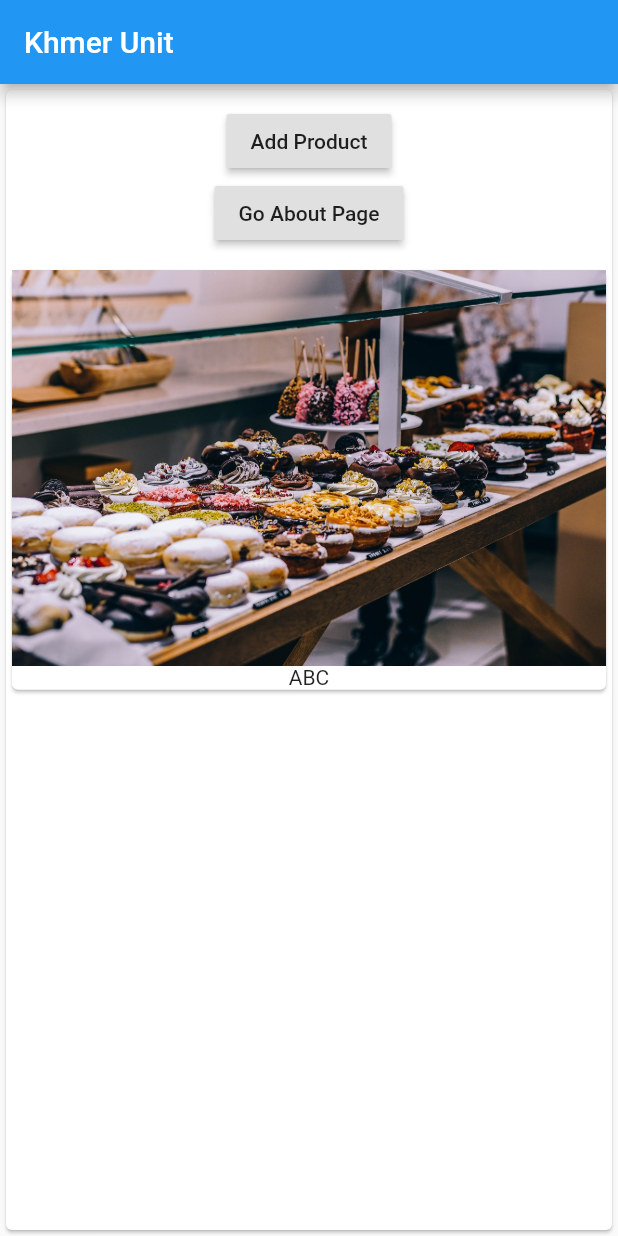
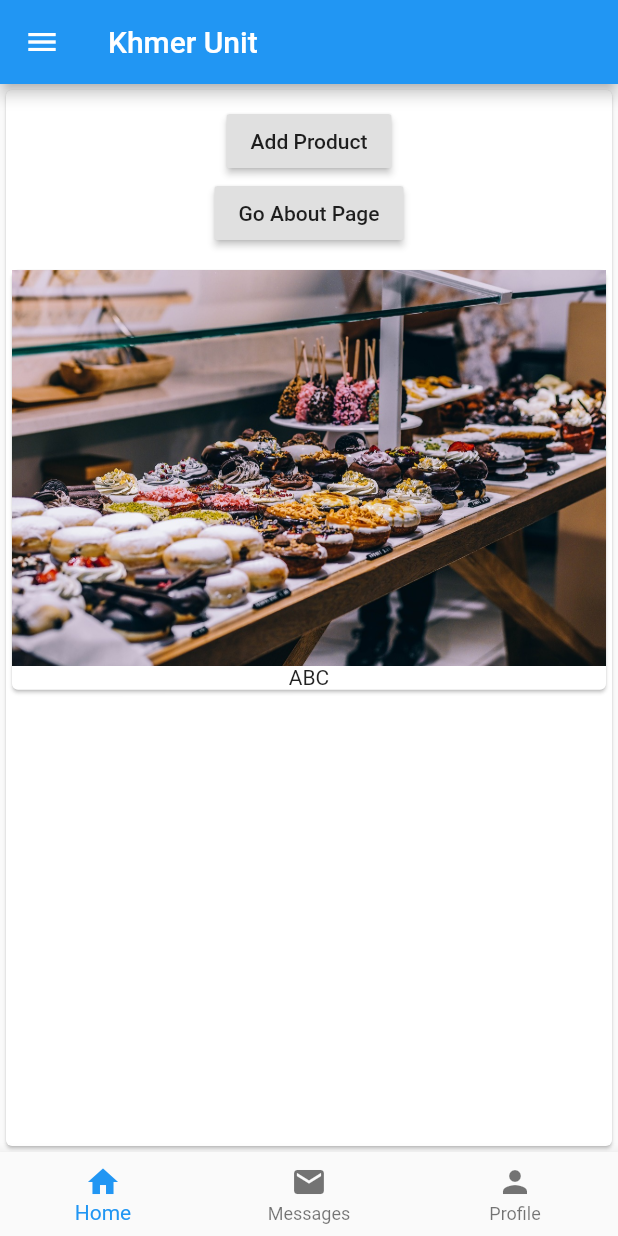
Before and after one commit to khflutter/converter, a Flutter app: the screen it shows after launch, on a phone screen of 412 x 824 dp. Run offline on Flutter 3.47's test engine with Material 2 defaults, Android fonts, the phone set to English and light mode, and no system bars.

```diff
--- a/lib/main.dart
+++ b/lib/main.dart
@@ -1,6 +1,7 @@
 import 'package:flutter/material.dart';
 
 import './product_manager.dart';
+import './pages/about.dart';
 
 void main() => runApp(MyApp());
 
@@ -13,15 +14,70 @@ class MyApp extends StatefulWidget {
 }
 
 class _MyAppState extends State<MyApp> {
+  int _currentIndex = 0;
+  final List<Widget> _children = [];
+
+  int onTabTapped(int index) {
+    setState(() {
+      _currentIndex = index;
+    });
+  }
+
   @override
   Widget build(BuildContext context) {
     // TODO: implement build
     return MaterialApp(
       home: Scaffold(
+        drawer: Drawer(
+          child: Column(
+            children: <Widget>[
+              AppBar(
+                automaticallyImplyLeading: false,
+                title: Text("App Name"),
+              ),
+              ListTile(
+                title: Text("Home"),
+                onTap: () {
+                  print("Clicked on Tap");
+                },
+              ),
+              ListTile(
+                title: Text("About"),
+                onTap: () {
+                  Navigator.push(context,
+                      MaterialPageRoute(builder: (context) => AboutPage()));
+                },
+              ),
+              ListTile(
+                title: Text("Settings"),
+                onTap: () {
+                  print("Clicked on Tap");
+                },
+              )
+            ],
+          ),
+        ),
         appBar: AppBar(
           title: Text("Khmer Unit"),
         ),
         body: ProductManager(),
+        bottomNavigationBar: BottomNavigationBar(
+          currentIndex: _currentIndex,
+          items: [
+            BottomNavigationBarItem(
+              icon: new Icon(Icons.home),
+              title: new Text('Home'),
+            ),
+            BottomNavigationBarItem(
+              icon: new Icon(Icons.mail),
+              title: new Text('Messages'),
+            ),
+            BottomNavigationBarItem(
+              icon: Icon(Icons.person),
+              title: Text('Profile'),
+            ),
+          ],
+        ),
       ),
     );
   }
```
